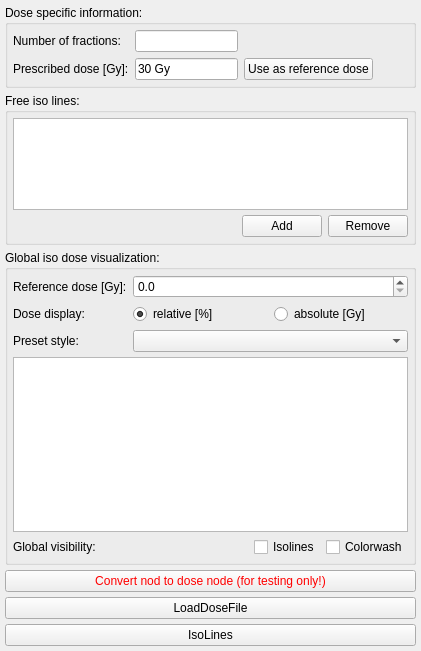
MITK/MITK, file Plugins/org.mitk.gui.qt.rt.dosevisualization/src/internal/RTDoseVisualizerControls.ui: the form before one commit.
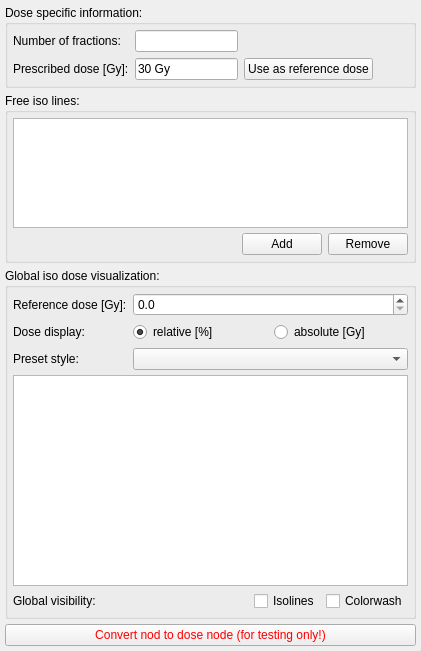
The form after the commit. Icons and pictures are not drawn.

Commit message: removed the loading buttons

Patch:
```diff
--- a/Plugins/org.mitk.gui.qt.rt.dosevisualization/src/internal/RTDoseVisualizerControls.ui
+++ b/Plugins/org.mitk.gui.qt.rt.dosevisualization/src/internal/RTDoseVisualizerControls.ui
@@ -458,20 +458,6 @@
      </property>
     </widget>
    </item>
-   <item>
-    <widget class="QPushButton" name="btnloadDose">
-     <property name="text">
-      <string>LoadDoseFile</string>
-     </property>
-    </widget>
-   </item>
-   <item>
-    <widget class="QPushButton" name="btnIsoLines">
-     <property name="text">
-      <string>IsoLines</string>
-     </property>
-    </widget>
-   </item>
   </layout>
  </widget>
  <layoutdefault spacing="6" margin="11"/>
```
Left out of the diff: 44 changed lines with no effect on the pictures. The commit also changes 2 other files.
